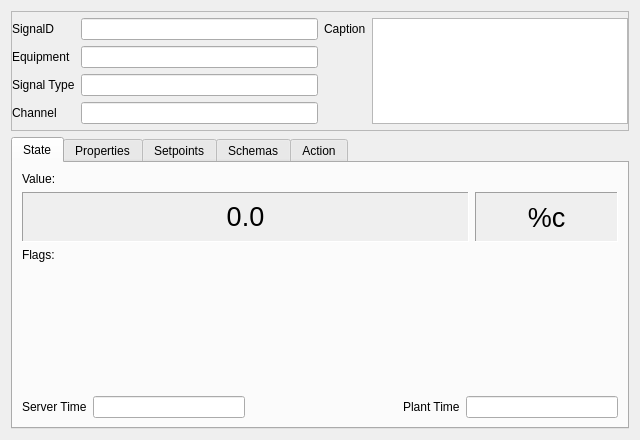
First picture: the form in Monitor/DialogSignalInfo.ui, repository whiteman-kr/u7set, before the edit.
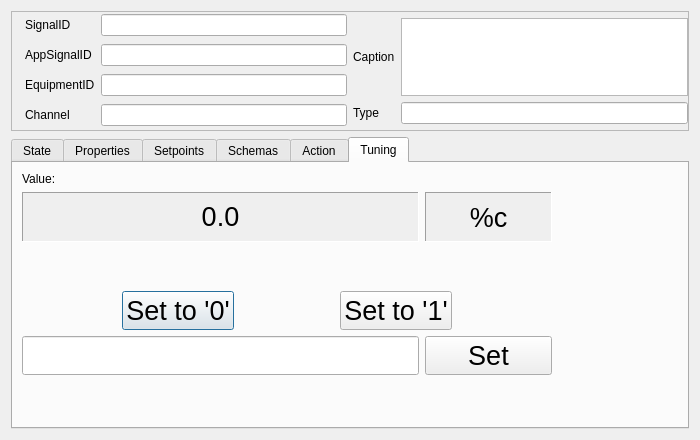
Second picture: the form after the edit. Icons and pictures are not drawn. Custom widgets are drawn as their Qt base class.

Commit message: RPCT-2402, Monitor: In DialogSignalInfo, CustomAppSignalID added, Drag icon added, Tuning tab added

What changed in the file:
```diff
--- a/Monitor/DialogSignalInfo.ui
+++ b/Monitor/DialogSignalInfo.ui
@@ -6,7 +6,7 @@
    <rect>
     <x>0</x>
     <y>0</y>
-    <width>640</width>
+    <width>700</width>
     <height>440</height>
    </rect>
   </property>
@@ -37,7 +37,7 @@
      <property name="frameShadow">
       <enum>QFrame::Raised</enum>
      </property>
-     <layout class="QGridLayout" name="gridLayout_7">
+     <layout class="QGridLayout" name="gridLayout_8">
       <property name="leftMargin">
        <number>0</number>
       </property>
@@ -52,25 +52,15 @@
       </property>
       <item row="0" column="0">
        <layout class="QGridLayout" name="gridLayout">
-        <property name="verticalSpacing">
-         <number>6</number>
-        </property>
-        <item row="0" column="0">
+        <item row="0" column="1">
          <widget class="QLabelAppSignalDragAndDrop" name="signalIdLabel">
           <property name="text">
-           <string>SignalD</string>
+           <string>SignalID</string>
           </property>
          </widget>
         </item>
-        <item row="0" column="1">
-         <widget class="QLineEdit" name="editCustomAppID">
-          <property name="font">
-           <font>
-            <pointsize>8</pointsize>
-            <weight>75</weight>
-            <bold>true</bold>
-           </font>
-          </property>
+        <item row="3" column="2">
+         <widget class="QLineEdit" name="editChannel">
           <property name="acceptDrops">
            <bool>false</bool>
           </property>
@@ -80,30 +70,69 @@
          </widget>
         </item>
         <item row="0" column="2">
-         <widget class="QLabelAppSignalDragAndDrop" name="captionLabel">
-          <property name="text">
-           <string>Caption</string>
-          </property>
-         </widget>
-        </item>
-        <item row="0" column="3" rowspan="4">
-         <widget class="QPlainTextEdit" name="editCaption">
+         <widget class="QLineEdit" name="editCustomAppSignalID">
           <property name="font">
            <font>
+            <pointsize>8</pointsize>
             <weight>75</weight>
             <bold>true</bold>
            </font>
           </property>
+          <property name="acceptDrops">
+           <bool>false</bool>
+          </property>
+          <property name="readOnly">
+           <bool>true</bool>
+          </property>
          </widget>
         </item>
-        <item row="1" column="0">
+        <item row="0" column="0">
+         <widget class="QLabelAppSignalDragAndDrop" name="signalIdLabel_3">
+          <property name="maximumSize">
+           <size>
+            <width>20</width>
+            <height>20</height>
+           </size>
+          </property>
+          <property name="cursor">
+           <cursorShape>PointingHandCursor</cursorShape>
+          </property>
+          <property name="text">
+           <string/>
+          </property>
+          <property name="pixmap">
+           <pixmap resource="Monitor.qrc">:/Images/Images/dragndrop.png</pixmap>
+          </property>
+          <property name="scaledContents">
+           <bool>true</bool>
+          </property>
+         </widget>
+        </item>
+        <item row="2" column="1">
          <widget class="QLabel" name="equipmentLabel">
           <property name="text">
-           <string>Equipment</string>
+           <string>EquipmentID</string>
           </property>
          </widget>
         </item>
-        <item row="1" column="1">
+        <item row="1" column="2">
+         <widget class="QLineEdit" name="editAppSignalID">
+          <property name="font">
+           <font>
+            <pointsize>8</pointsize>
+            <weight>50</weight>
+            <bold>false</bold>
+           </font>
+          </property>
+          <property name="acceptDrops">
+           <bool>false</bool>
+          </property>
+          <property name="readOnly">
+           <bool>true</bool>
+          </property>
+         </widget>
+        </item>
+        <item row="2" column="2">
          <widget class="QLineEdit" name="editEquipment">
           <property name="font">
            <font>
@@ -120,14 +149,41 @@
           </property>
          </widget>
         </item>
-        <item row="2" column="0">
-         <widget class="QLabel" name="signalTypeLabel">
+        <item row="3" column="1">
+         <widget class="QLabel" name="channeLabel">
           <property name="text">
-           <string>Signal Type</string>
+           <string>Channel</string>
           </property>
          </widget>
         </item>
-        <item row="2" column="1">
+        <item row="1" column="1">
+         <widget class="QLabel" name="signalIdLabel_2">
+          <property name="text">
+           <string>AppSignalID</string>
+          </property>
+         </widget>
+        </item>
+       </layout>
+      </item>
+      <item row="0" column="1">
+       <layout class="QGridLayout" name="gridLayout_7">
+        <property name="topMargin">
+         <number>6</number>
+        </property>
+        <property name="bottomMargin">
+         <number>6</number>
+        </property>
+        <item row="0" column="1">
+         <widget class="QPlainTextEdit" name="editCaption">
+          <property name="font">
+           <font>
+            <weight>75</weight>
+            <bold>true</bold>
+           </font>
+          </property>
+         </widget>
+        </item>
+        <item row="1" column="1">
          <widget class="QLineEdit" name="editSignalType">
           <property name="minimumSize">
            <size>
@@ -143,20 +199,17 @@
           </property>
          </widget>
         </item>
-        <item row="3" column="0">
-         <widget class="QLabel" name="channeLabel">
+        <item row="1" column="0">
+         <widget class="QLabel" name="signalTypeLabel">
           <property name="text">
-           <string>Channel</string>
+           <string>Type</string>
           </property>
          </widget>
         </item>
-        <item row="3" column="1">
-         <widget class="QLineEdit" name="editChannel">
-          <property name="acceptDrops">
-           <bool>false</bool>
-          </property>
-          <property name="readOnly">
-           <bool>true</bool>
+        <item row="0" column="0">
+         <widget class="QLabel" name="captionLabel">
+          <property name="text">
+           <string>Caption</string>
           </property>
          </widget>
         </item>
@@ -183,7 +236,7 @@
       <enum>QTabWidget::Rounded</enum>
      </property>
      <property name="currentIndex">
-      <number>0</number>
+      <number>5</number>
      </property>
      <property name="elideMode">
       <enum>Qt::ElideMiddle</enum>
@@ -202,51 +255,6 @@
        <string>State</string>
       </attribute>
       <layout class="QGridLayout" name="gridLayout_3">
-       <item row="6" column="0">
-        <layout class="QHBoxLayout" name="horizontalLayout">
-         <item>
-          <widget class="QLabel" name="localTimeLable">
-           <property name="text">
-            <string>Server Time</string>
-           </property>
-          </widget>
-         </item>
-         <item>
-          <widget class="QLineEdit" name="editLocalTime">
-           <property name="readOnly">
-            <bool>true</bool>
-           </property>
-          </widget>
-         </item>
-         <item>
-          <spacer name="horizontalSpacer">
-           <property name="orientation">
-            <enum>Qt::Horizontal</enum>
-           </property>
-           <property name="sizeHint" stdset="0">
-            <size>
-             <width>40</width>
-             <height>20</height>
-            </size>
-           </property>
-          </spacer>
-         </item>
-         <item>
-          <widget class="QLabel" name="plantTimeLabel">
-           <property name="text">
-            <string>Plant Time</string>
-           </property>
-          </widget>
-         </item>
-         <item>
-          <widget class="QLineEdit" name="editPlantTime">
-           <property name="readOnly">
-            <bool>true</bool>
-           </property>
-          </widget>
-         </item>
-        </layout>
-       </item>
        <item row="1" column="0">
         <layout class="QHBoxLayout" name="horizontalLayout_2">
          <item>
@@ -320,7 +328,43 @@
          </item>
         </layout>
        </item>
-       <item row="5" column="0">
+       <item row="3" column="0">
+        <widget class="SignalFlagsWidget" name="widgetFlags" native="true">
+         <property name="minimumSize">
+          <size>
+           <width>0</width>
+           <height>50</height>
+          </size>
+         </property>
+        </widget>
+       </item>
+       <item row="0" column="0">
+        <widget class="QLabel" name="flagsLabel_2">
+         <property name="sizePolicy">
+          <sizepolicy hsizetype="Preferred" vsizetype="Preferred">
+           <horstretch>5</horstretch>
+           <verstretch>0</verstretch>
+          </sizepolicy>
+         </property>
+         <property name="text">
+          <string>Value:</string>
+         </property>
+        </widget>
+       </item>
+       <item row="2" column="0">
+        <widget class="QLabel" name="flagsLabel">
+         <property name="sizePolicy">
+          <sizepolicy hsizetype="Preferred" vsizetype="Preferred">
+           <horstretch>5</horstretch>
+           <verstretch>0</verstretch>
+          </sizepolicy>
+         </property>
+         <property name="text">
+          <string>Flags:</string>
+         </property>
+        </widget>
+       </item>
+       <item row="4" column="0">
         <spacer name="verticalSpacer">
          <property name="orientation">
           <enum>Qt::Vertical</enum>
@@ -333,34 +377,53 @@
          </property>
         </spacer>
        </item>
-       <item row="0" column="0">
-        <widget class="QLabel" name="flagsLabel_2">
-         <property name="sizePolicy">
-          <sizepolicy hsizetype="Preferred" vsizetype="Preferred">
-           <horstretch>5</horstretch>
-           <verstretch>0</verstretch>
-          </sizepolicy>
-         </property>
-         <property name="text">
-          <string>Value:</string>
-         </property>
-        </widget>
+       <item row="5" column="0">
+        <layout class="QHBoxLayout" name="horizontalLayout">
+         <item>
+          <widget class="QLabel" name="localTimeLable">
+           <property name="text">
+            <string>Server Time</string>
+           </property>
+          </widget>
+         </item>
+         <item>
+          <widget class="QLineEdit" name="editLocalTime">
+           <property name="readOnly">
+            <bool>true</bool>
+           </property>
+          </widget>
+         </item>
+         <item>
+          <spacer name="horizontalSpacer">
+           <property name="orientation">
+            <enum>Qt::Horizontal</enum>
+           </property>
+           <property name="sizeHint" stdset="0">
+            <size>
+             <width>40</width>
+             <height>20</height>
+            </size>
+           </property>
+          </spacer>
+         </item>
+         <item>
+          <widget class="QLabel" name="plantTimeLabel">
+           <property name="text">
+            <string>Plant Time</string>
+           </property>
+          </widget>
+         </item>
+         <item>
+          <widget class="QLineEdit" name="editPlantTime">
+           <property name="readOnly">
+            <bool>true</bool>
+           </property>
+          </widget>
+         </item>
+        </layout>
        </item>
-       <item row="3" column="0">
-        <widget class="QLabel" name="flagsLabel">
-         <property name="sizePolicy">
-          <sizepolicy hsizetype="Preferred" vsizetype="Preferred">
-           <horstretch>5</horstretch>
-           <verstretch>0</verstretch>
-          </sizepolicy>
-         </property>
-         <property name="text">
-          <string>Flags:</string>
-         </property>
-        </widget>
-       </item>
-       <item row="4" column="0">
-        <widget class="SignalFlagsWidget" name="widgetFlags" native="true">
+       <item row="0" column="1" rowspan="6">
+        <widget class="QFrame" name="frame_2">
          <property name="minimumSize">
           <size>
            <width>0</width>
@@ -421,6 +484,249 @@
        <string>Action</string>
       </attribute>
      </widget>
+     <widget class="QWidget" name="tab">
+      <attribute name="title">
+       <string>Tuning</string>
+      </attribute>
+      <layout class="QGridLayout" name="gridLayout_10">
+       <item row="0" column="0">
+        <layout class="QGridLayout" name="gridLayout_9">
+         <item row="0" column="0">
+          <widget class="QLabel" name="flagsLabel_3">
+           <property name="sizePolicy">
+            <sizepolicy hsizetype="Preferred" vsizetype="Preferred">
+             <horstretch>5</horstretch>
+             <verstretch>0</verstretch>
+            </sizepolicy>
+           </property>
+           <property name="text">
+            <string>Value:</string>
+           </property>
+          </widget>
+         </item>
+         <item row="0" column="1" rowspan="6">
+          <widget class="QFrame" name="frame_3">
+           <property name="minimumSize">
+            <size>
+             <width>120</width>
+             <height>0</height>
+            </size>
+           </property>
+           <property name="frameShape">
+            <enum>QFrame::NoFrame</enum>
+           </property>
+           <property name="frameShadow">
+            <enum>QFrame::Sunken</enum>
+           </property>
+          </widget>
+         </item>
+         <item row="1" column="0">
+          <layout class="QHBoxLayout" name="horizontalLayout_5">
+           <item>
+            <widget class="QLabel" name="labelValueTuning">
+             <property name="sizePolicy">
+              <sizepolicy hsizetype="Preferred" vsizetype="Preferred">
+               <horstretch>25</horstretch>
+               <verstretch>0</verstretch>
+              </sizepolicy>
+             </property>
+             <property name="minimumSize">
+              <size>
+               <width>0</width>
+               <height>50</height>
+              </size>
+             </property>
+             <property name="font">
+              <font>
+               <pointsize>20</pointsize>
+              </font>
+             </property>
+             <property name="autoFillBackground">
+              <bool>true</bool>
+             </property>
+             <property name="frameShape">
+              <enum>QFrame::Panel</enum>
+             </property>
+             <property name="frameShadow">
+              <enum>QFrame::Sunken</enum>
+             </property>
+             <property name="text">
+              <string>&lt;html&gt;&lt;head/&gt;&lt;body&gt;&lt;p&gt;0.0&lt;/p&gt;&lt;/body&gt;&lt;/html&gt;</string>
+             </property>
+             <property name="alignment">
+              <set>Qt::AlignCenter</set>
+             </property>
+             <property name="wordWrap">
+              <bool>true</bool>
+             </property>
+            </widget>
+           </item>
+           <item>
+            <widget class="QLabel" name="labelStrUnitTuning">
+             <property name="sizePolicy">
+              <sizepolicy hsizetype="Preferred" vsizetype="Preferred">
+               <horstretch>8</horstretch>
+               <verstretch>0</verstretch>
+              </sizepolicy>
+             </property>
+             <property name="font">
+              <font>
+               <pointsize>20</pointsize>
+              </font>
+             </property>
+             <property name="autoFillBackground">
+              <bool>true</bool>
+             </property>
+             <property name="frameShape">
+              <enum>QFrame::Panel</enum>
+             </property>
+             <property name="frameShadow">
+              <enum>QFrame::Sunken</enum>
+             </property>
+             <property name="text">
+              <string>%c</string>
+             </property>
+             <property name="alignment">
+              <set>Qt::AlignCenter</set>
+             </property>
+            </widget>
+           </item>
+          </layout>
+         </item>
+         <item row="2" column="0">
+          <spacer name="verticalSpacer_2">
+           <property name="orientation">
+            <enum>Qt::Vertical</enum>
+           </property>
+           <property name="sizeHint" stdset="0">
+            <size>
+             <width>20</width>
+             <height>40</height>
+            </size>
+           </property>
+          </spacer>
+         </item>
+         <item row="3" column="0">
+          <layout class="QHBoxLayout" name="horizontalLayout_4">
+           <item>
+            <spacer name="horizontalSpacer_2">
+             <property name="orientation">
+              <enum>Qt::Horizontal</enum>
+             </property>
+             <property name="sizeHint" stdset="0">
+              <size>
+               <width>40</width>
+               <height>20</height>
+              </size>
+             </property>
+            </spacer>
+           </item>
+           <item>
+            <widget class="QPushButton" name="pushButtonSetZero">
+             <property name="font">
+              <font>
+               <pointsize>20</pointsize>
+              </font>
+             </property>
+             <property name="text">
+              <string>Set to '0'</string>
+             </property>
+            </widget>
+           </item>
+           <item>
+            <spacer name="horizontalSpacer_3">
+             <property name="orientation">
+              <enum>Qt::Horizontal</enum>
+             </property>
+             <property name="sizeHint" stdset="0">
+              <size>
+               <width>40</width>
+               <height>20</height>
+              </size>
+             </property>
+            </spacer>
+           </item>
+           <item>
+            <widget class="QPushButton" name="pushButtonSetOne">
+             <property name="font">
+              <font>
+               <pointsize>20</pointsize>
+              </font>
+             </property>
+             <property name="text">
+              <string>Set to '1'</string>
+             </property>
+            </widget>
+           </item>
+           <item>
+            <spacer name="horizontalSpacer_4">
+             <property name="orientation">
+              <enum>Qt::Horizontal</enum>
+             </property>
+             <property name="sizeHint" stdset="0">
+              <size>
+               <width>40</width>
+               <height>20</height>
+              </size>
+             </property>
+            </spacer>
+           </item>
+          </layout>
+         </item>
+         <item row="4" column="0">
+          <layout class="QHBoxLayout" name="horizontalLayout_3">
+           <item>
+            <widget class="QLineEdit" name="editInputValue">
+             <property name="sizePolicy">
+              <sizepolicy hsizetype="Expanding" vsizetype="Fixed">
+               <horstretch>25</horstretch>
+               <verstretch>0</verstretch>
+              </sizepolicy>
+             </property>
+             <property name="font">
+              <font>
+               <pointsize>20</pointsize>
+              </font>
+             </property>
+            </widget>
+           </item>
+           <item>
+            <widget class="QPushButton" name="pushButtonSetValue">
+             <property name="sizePolicy">
+              <sizepolicy hsizetype="Minimum" vsizetype="Fixed">
+               <horstretch>8</horstretch>
+               <verstretch>0</verstretch>
+              </sizepolicy>
+             </property>
+             <property name="font">
+              <font>
+               <pointsize>20</pointsize>
+              </font>
+             </property>
+             <property name="text">
+              <string>Set</string>
+             </property>
+            </widget>
+           </item>
+          </layout>
+         </item>
+         <item row="5" column="0">
+          <spacer name="verticalSpacer_3">
+           <property name="orientation">
+            <enum>Qt::Vertical</enum>
+           </property>
+           <property name="sizeHint" stdset="0">
+            <size>
+             <width>20</width>
+             <height>18</height>
+            </size>
+           </property>
+          </spacer>
+         </item>
+        </layout>
+       </item>
+      </layout>
+     </widget>
     </widget>
    </item>
   </layout>
```
Left out of the diff: 19 changed lines with no effect on the pictures. The commit also changes 6 other files.
